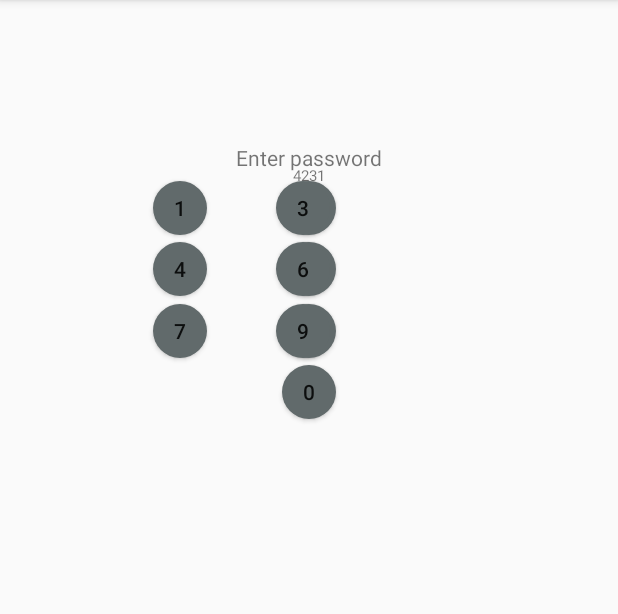
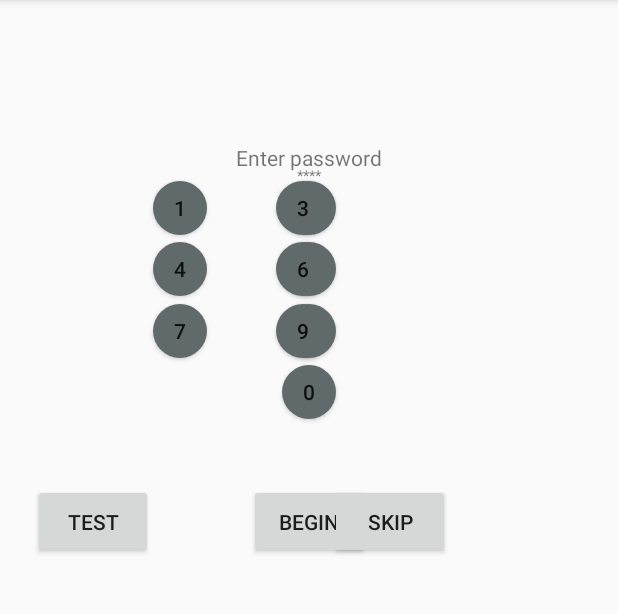
Before and after one commit to yuezhao92/HCI-Android-Unlocking, an Android app: the screen it shows after launch (MyActivity), on a phone screen of 412 x 824 dp, the part 84-698 px from its top. Run offline under Robolectric (Android 15) with nearby library versions, the phone set to English and light mode, and no system bars.

Commit message:
make it unendable and add test, begin, skip button and corresponding functions

```diff
--- a/GridUnlock/app/src/main/res/layout/content_my.xml
+++ b/GridUnlock/app/src/main/res/layout/content_my.xml
@@ -123,8 +123,8 @@
             android:text="Enter password"/>
 
         <TextView
-            android:layout_width="20dp"
-            android:layout_height="20dp"
+            android:layout_width="80dp"
+            android:layout_height="40dp"
             android:layout_centerHorizontal="true"
             android:layout_marginTop="10dp"
             android:id="@+id/display" />
@@ -136,7 +136,37 @@
             android:layout_marginTop="@dimen/display_margin"
             android:id="@+id/number"
             android:textSize="10dp"
-            android:text="4231"/>
+            android:text="****"/>
+
+        <Button
+            android:layout_width="80dp"
+            android:layout_height="50dp"
+            android:text="Begin"
+            android:id="@+id/begin"
+            android:layout_marginTop="43dp"
+            android:onClick="begin"
+            android:layout_below="@+id/button0"
+            android:layout_centerHorizontal="true" />
+
+        <Button
+            android:layout_width="80dp"
+            android:layout_height="50dp"
+            android:text="SKIP"
+            android:id="@+id/skip"
+            android:layout_alignTop="@+id/begin"
+            android:layout_toRightOf="@+id/button9"
+            android:layout_toEndOf="@+id/button9"
+            android:onClick="skip"/>
+
+        <Button
+            android:layout_width="80dp"
+            android:layout_height="50dp"
+            android:text="TEST"
+            android:id="@+id/test"
+            android:layout_alignTop="@+id/begin"
+            android:layout_toLeftOf="@+id/button4"
+            android:layout_toStartOf="@+id/button4"
+            android:onClick="test"/>
 
 
     </RelativeLayout>
--- a/GridUnlock/app/src/main/res/values/strings.xml
+++ b/GridUnlock/app/src/main/res/values/strings.xml
@@ -4,4 +4,5 @@
     <string name="title_activity_display_message">Answer</string>
     <string name="title_activity_lock_button">LockButton</string>
     <string name="title_activity_lock_button_view">LockButtonView</string>
+    <string name="title_activity_welcome">Welcome</string>
 </resources>
```
Also changed, not shown: GridUnlock/app/src/main/java/com/example/weiweili/gridunlock/DisplayMessageActivity.java (+106 -21 lines), GridUnlock/app/src/main/java/com/example/weiweili/gridunlock/MyActivity.java (+99 -44 lines), GridUnlock/app/src/main/res/layout/content_display_message.xml (+9 -0 lines).
